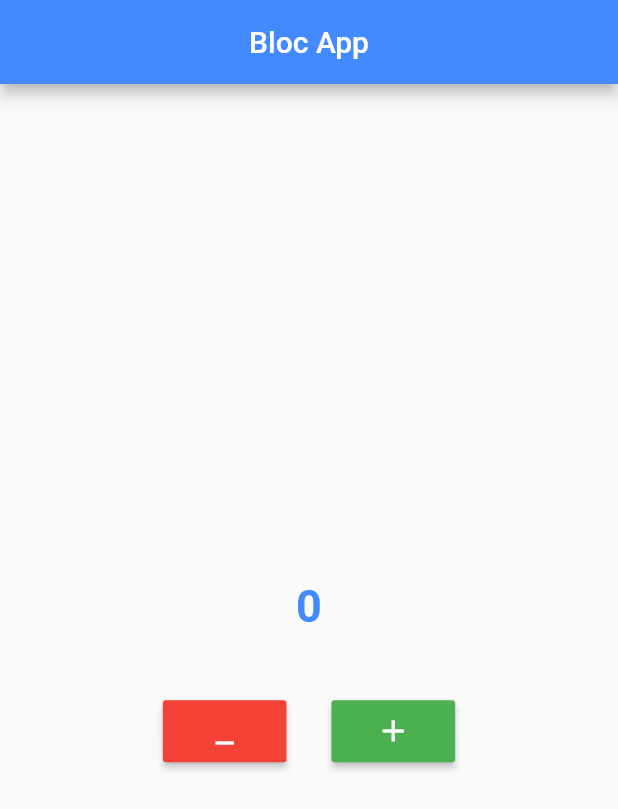
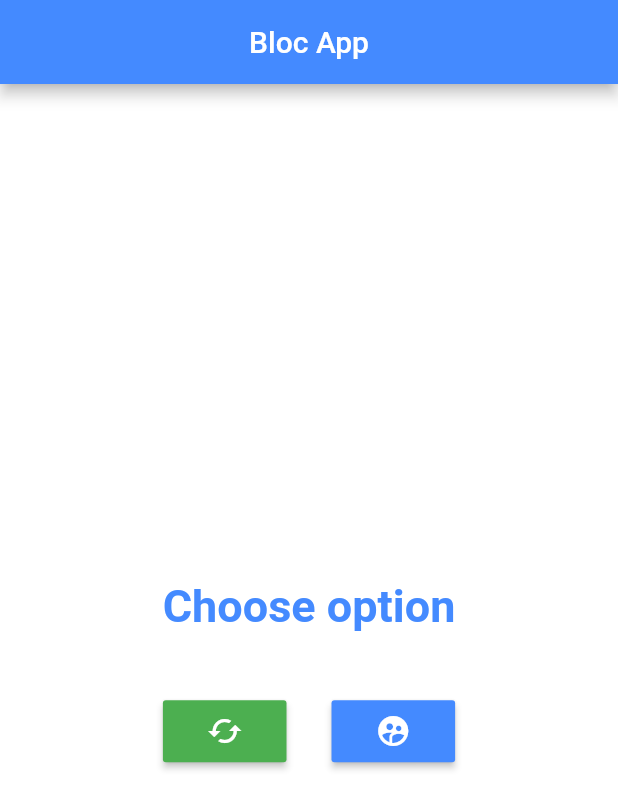
Before and after one commit to MarlvinzW/Bloc-Basics, a Flutter app: the screen it shows after launch, on a phone screen of 412 x 824 dp. Shown: the top 809 px of the screen. Run offline on Flutter 3.47's test engine with Material 2 defaults, Android fonts, the phone set to English and light mode, and no system bars; our stand-ins replace bloc, dio, flutter_bloc, get, kiwi, logger and 1 more; generated files the repository leaves out were written again.

```diff
--- /dev/null
+++ b/lib/bloc/actions/homeEvent.dart
@@ -0,0 +1,9 @@
+/*
+    @author Marlvin Chihota
+    Email marlvinchihota@gmail.com
+    Created on 9/9/2021
+*/
+
+enum HomeEvent {
+  counterScreen, userScreen
+}
--- a/lib/main.dart
+++ b/lib/main.dart
@@ -1,4 +1,4 @@
-import 'package:bloc_app/screens/counter.dart';
+import 'package:bloc_app/screens/home.dart';
 import 'package:bloc_app/utils/constants.dart';
 import 'package:flutter/material.dart';
 import 'package:get/get.dart';
@@ -16,7 +16,7 @@ class MyApp extends StatelessWidget {
     return GetMaterialApp(
       debugShowCheckedModeBanner: false,
       title: Constants.appTitle,
-      home: Counter(),
+      home: Home(),
     );
   }
 }
--- /dev/null
+++ b/lib/screens/home.dart
@@ -0,0 +1,45 @@
+/*
+    @author Marlvin Chihota
+    Email marlvinchihota@gmail.com
+    Created on 9/9/2021
+*/
+
+import 'package:bloc_app/bloc/actions/homeEvent.dart';
+import 'package:bloc_app/utils/constants.dart';
+import 'package:bloc_app/widgets/counter.dart';
+import 'package:bloc_app/widgets/home.dart';
+import 'package:flutter/material.dart';
+
+class Home extends StatelessWidget {
+  const Home({Key? key}) : super(key: key);
+
+  @override
+  Widget build(BuildContext context) {
+    return Container(
+        child: Scaffold(
+            backgroundColor: Colors.white,
+            appBar: AppBar(
+              centerTitle: true,
+              title: Text(
+                Constants.appTitle,
+                textAlign: TextAlign.center,
+                style: TextStyle(color: Colors.white),
+              ),
+              backgroundColor: Constants.appColor,
+            ),
+            body:
+                Column(mainAxisAlignment: MainAxisAlignment.center, children: [
+              Padding(
+                  padding: EdgeInsets.all(30),
+                  child: AppText(text: 'Choose option')),
+              Row(mainAxisAlignment: MainAxisAlignment.center, children: [
+                Padding(
+                    padding: EdgeInsets.all(15),
+                    child: HomeButton(homeEvent: HomeEvent.counterScreen)),
+                Padding(
+                    padding: EdgeInsets.all(15),
+                    child: HomeButton(homeEvent: HomeEvent.userScreen)),
+              ])
+            ])));
+  }
+}
--- a/lib/widgets/counter.dart
+++ b/lib/widgets/counter.dart
@@ -10,9 +10,7 @@ import 'package:bloc_app/services/counterService.dart';
 import 'package:bloc_app/utils/constants.dart';
 import 'package:flutter/material.dart';
 import 'package:get/get.dart';
-import 'package:kiwi/kiwi.dart' as kiwi;
 
-// CounterService counterService = kiwi.KiwiContainer().resolve<CounterService>();
 
 class CounterButton extends StatelessWidget {
 
@@ -46,14 +44,14 @@ class CounterButton extends StatelessWidget {
   }
 }
 
-class CountText extends StatelessWidget {
-  final String count;
+class AppText extends StatelessWidget {
+  final String text;
 
-  const CountText({Key? key, required this.count}) : super(key: key);
+  const AppText({Key? key, required this.text}) : super(key: key);
 
   @override
   Widget build(BuildContext context) {
-    return Text(count, textAlign: TextAlign.center,
+    return Text(text, textAlign: TextAlign.center,
         style: TextStyle(color: Constants.appColor, fontSize: 30, fontWeight: FontWeight.bold));
   }
 }
--- /dev/null
+++ b/lib/widgets/home.dart
@@ -0,0 +1,43 @@
+/*
+    @author Marlvin Chihota
+    Email marlvinchihota@gmail.com
+    Created on 9/9/2021
+*/
+
+import 'package:bloc_app/bloc/actions/homeEvent.dart';
+import 'package:bloc_app/screens/counter.dart';
+import 'package:bloc_app/screens/users.dart';
+import 'package:flutter/material.dart';
+import 'package:get/get.dart';
+
+class HomeButton extends StatelessWidget {
+  final HomeEvent homeEvent;
+
+  const HomeButton({Key? key, required this.homeEvent}) : super(key: key);
+
+  @override
+  Widget build(BuildContext context) {
+    return Container(
+        width: Get.width * 0.2,
+        height: Get.width * 0.1,
+        child: RaisedButton(
+            onPressed: () {
+              switch (homeEvent) {
+                case HomeEvent.counterScreen:
+                  Get.to(() => Counter());
+                  break;
+                case HomeEvent.userScreen:
+                  Get.to(() => Users());
+                  break;
+              }
+            },
+            color: homeEvent == HomeEvent.counterScreen
+                ? Colors.green
+                : Colors.blueAccent,
+            child: Icon(
+                homeEvent == HomeEvent.counterScreen
+                    ? Icons.cached_outlined
+                    : Icons.supervised_user_circle_sharp,
+                color: Colors.white)));
+  }
+}
--- a/pubspec.yaml
+++ b/pubspec.yaml
@@ -12,15 +12,19 @@ environment:
 dependencies:
   bloc: ^7.1.0
   flutter_bloc: ^7.2.0
-  lombok: ^0.0.5
   get: ^4.3.8
   kiwi: ^3.0.0
+  retrofit: ^2.0.1
+  json_annotation:
+  logger: ^1.1.0
   flutter:
     sdk: flutter
 
   cupertino_icons: ^1.0.2
 
 dev_dependencies:
+  retrofit_generator:
+  build_runner:
   flutter_test:
     sdk: flutter
 
```
Also changed, not shown: lib/kiwi/injectionContainer.dart (+4 -4 lines), lib/models/User.dart (added, +34 -0 lines), lib/screens/counter.dart (+6 -1 lines), lib/screens/users.dart (added, +87 -0 lines), lib/services/LoggerService.dart (added, +21 -0 lines), lib/services/UserService.dart (added, +22 -0 lines), lib/widgets/users.dart (added, +58 -0 lines), lib/services/UserService.g.dart (added), pubspec.lock, 1 other file.
